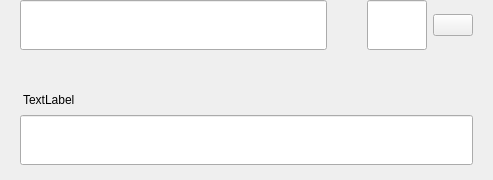
Above: src/qt/aezora/forms/sendmultirow.ui from decenomy/AZR before the change. Below: the same form after it.
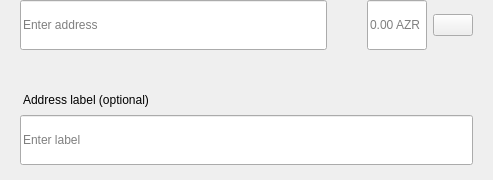
That is the form after the change.

The edit to the form file:
```diff
--- a/src/qt/aezora/forms/sendmultirow.ui
+++ b/src/qt/aezora/forms/sendmultirow.ui
@@ -140,6 +140,9 @@
               <height>50</height>
              </size>
             </property>
+            <property name="placeholderText">
+             <string>Enter address</string>
+            </property>
            </widget>
           </item>
          </layout>
@@ -194,6 +197,9 @@
           <property name="alignment">
            <set>Qt::AlignLeading|Qt::AlignLeft|Qt::AlignVCenter</set>
           </property>
+          <property name="placeholderText">
+           <string notr="true">0.00 AZR</string>
+          </property>
          </widget>
         </item>
         <item>
@@ -287,7 +293,7 @@
 padding:0px;</string>
         </property>
         <property name="text">
-         <string>TextLabel</string>
+         <string>Address label (optional)</string>
         </property>
        </widget>
       </item>
@@ -305,6 +311,9 @@
           <height>50</height>
          </size>
         </property>
+        <property name="placeholderText">
+         <string>Enter label</string>
+        </property>
        </widget>
       </item>
      </layout>
```
